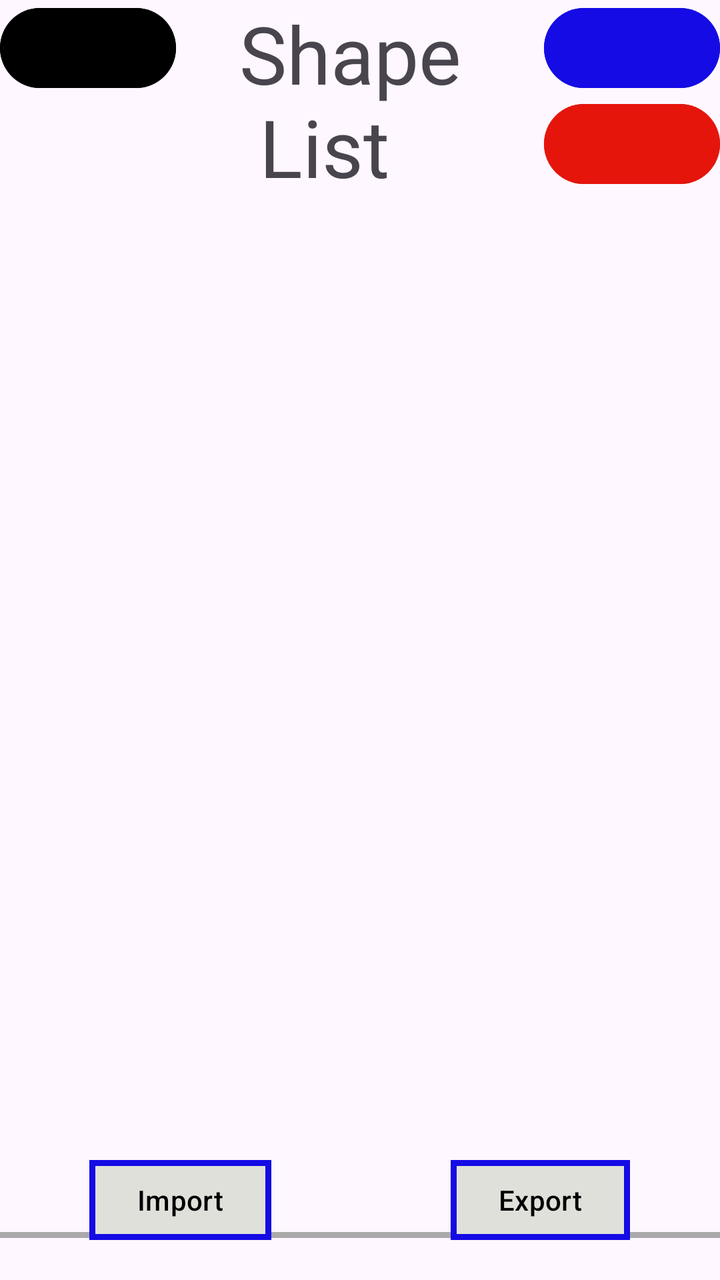
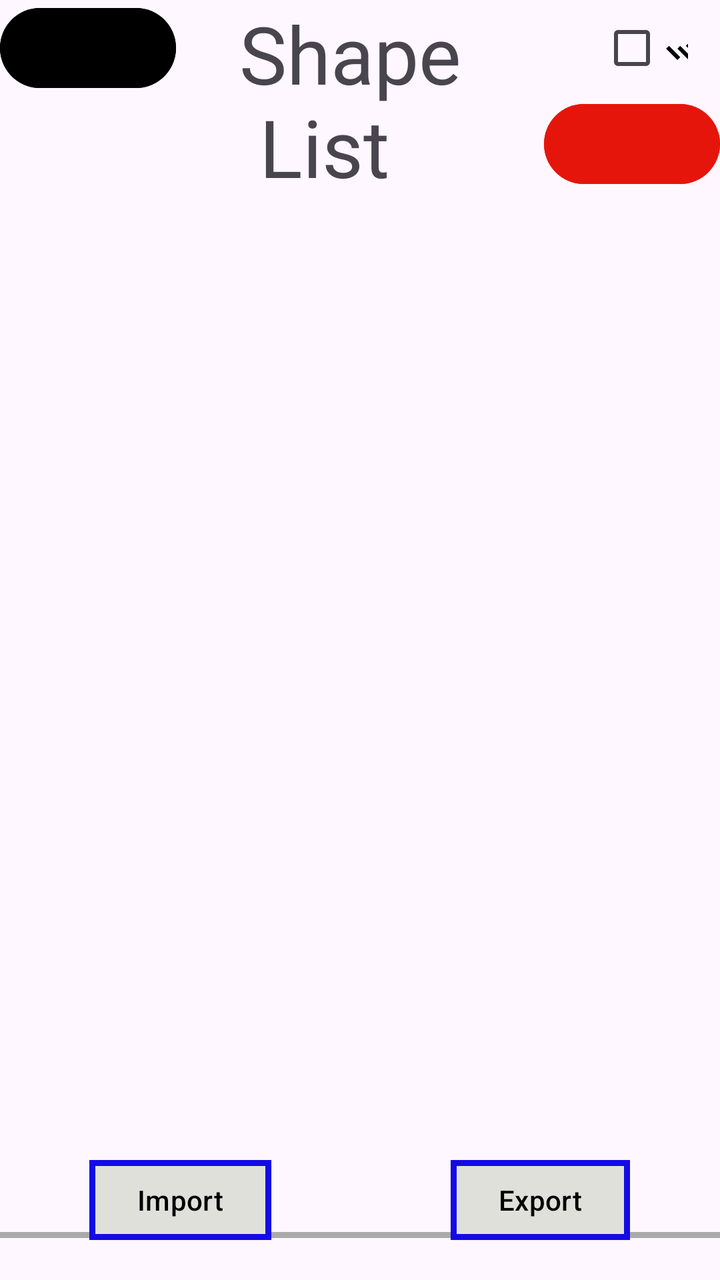

Two renders of the same Android screen: before a commit and after it. Below are the layout's source before the change and the commit's diff.
<!-- AndroidManifest.xml: application theme Theme.Euclydia -->
<!-- res/layout/list_activity.xml -->
<?xml version="1.0" encoding="utf-8"?>
<androidx.constraintlayout.widget.ConstraintLayout xmlns:android="http://schemas.android.com/apk/res/android"
    xmlns:tools="http://schemas.android.com/tools"
    android:layout_width="match_parent"
    android:layout_height="match_parent"
    xmlns:app="http://schemas.android.com/apk/res-auto">

    <TextView
        android:id="@+id/title"
        android:layout_width="wrap_content"
        android:layout_height="wrap_content"
        android:text="Shape \n List"
        android:textSize="40sp"
        app:layout_constraintEnd_toEndOf="parent"
        app:layout_constraintStart_toStartOf="parent"
        app:layout_constraintTop_toTopOf="parent"
        tools:layout_editor_absoluteY="0dp" />

    <com.google.android.material.button.MaterialButton
        android:id="@+id/back"
        android:layout_width="wrap_content"
        android:layout_height="wrap_content"
        android:backgroundTint="@color/black"
        android:drawableStart="@drawable/ic_back"
        app:layout_constraintStart_toStartOf="parent"
        app:layout_constraintTop_toTopOf="parent" />

    <com.google.android.material.button.MaterialButton
        android:id="@+id/selall"
        android:layout_width="wrap_content"
        android:layout_height="wrap_content"
        android:backgroundTint="@color/blue"
        android:drawableStart="@drawable/ic_selectall"
        app:layout_constraintEnd_toEndOf="parent"
        app:layout_constraintTop_toTopOf="parent" />

    <com.google.android.material.button.MaterialButton
        android:id="@+id/delete"
        android:layout_width="wrap_content"
        android:layout_height="wrap_content"
        android:backgroundTint="@color/red"
        android:drawableStart="@drawable/ic_delete"
        tools:layout_editor_absoluteX="323dp"
        tools:layout_editor_absoluteY="52dp"
        app:layout_constraintStart_toStartOf="@id/selall"
        app:layout_constraintEnd_toEndOf="@id/selall"
        app:layout_constraintTop_toBottomOf="@id/selall"/>

    <androidx.recyclerview.widget.RecyclerView
        android:id="@+id/list_view"
        android:layout_width="match_parent"
        android:layout_height="484dp"
        android:layout_marginTop="32dp"
        app:layout_constraintEnd_toEndOf="parent"
        app:layout_constraintHorizontal_bias="0.0"
        app:layout_constraintStart_toStartOf="parent"
        app:layout_constraintTop_toBottomOf="@id/title" />

    <View
        android:id="@+id/borderBar"
        android:layout_width="match_parent"
        android:layout_height="3dp"
        android:background="@android:color/darker_gray"
        app:layout_constraintTop_toBottomOf="@id/list_view"
        app:layout_constraintStart_toStartOf="parent"
        app:layout_constraintEnd_toEndOf="parent"/>


    <com.google.android.material.button.MaterialButton
        android:id="@+id/Import"
        android:layout_width="wrap_content"
        android:layout_height="wrap_content"
        android:layout_marginBottom="16dp"
        android:backgroundTint="@color/background"
        android:text="Import"
        android:textColor="@color/black"
        app:cornerRadius="0dp"
        app:strokeColor="@color/blue"
        app:strokeWidth="3dp"
        tools:layout_editor_absoluteX="61dp"
        app:layout_constraintBottom_toBottomOf="parent"
        app:layout_constraintStart_toStartOf="parent"
        app:layout_constraintEnd_toEndOf="@+id/center"
        />

    <com.google.android.material.button.MaterialButton
        android:id="@+id/Export"
        android:layout_width="wrap_content"
        android:layout_height="wrap_content"
        android:backgroundTint="@color/background"
        android:text="Export"
        android:textColor="@color/black"
        app:cornerRadius="0dp"
        app:strokeColor="@color/blue"
        app:strokeWidth="3dp"
        tools:layout_editor_absoluteX="266dp"
        tools:layout_editor_absoluteY="624dp"
        app:layout_constraintBottom_toBottomOf="parent"
        android:layout_marginBottom="16dp"
        app:layout_constraintEnd_toEndOf="parent"
        app:layout_constraintStart_toEndOf="@id/center"/>

    <androidx.constraintlayout.widget.Guideline android:layout_width="wrap_content"
        android:id="@+id/center"
        android:orientation="vertical"
        android:layout_height="wrap_content"
        app:layout_constraintGuide_percent=".50"/>


</androidx.constraintlayout.widget.ConstraintLayout>
<!-- resources referenced by this layout -->
<resources>
  <color name="background">#e0e0da</color>
  <color name="black">#FF000000</color>
  <color name="blue">#140be5</color>
  <color name="red">#e5150b</color>
  <!-- drawable ic_back (drawable) -->
  <vector xmlns:android="http://schemas.android.com/apk/res/android" android:autoMirrored="true" android:height="24dp" android:tint="#000000" android:viewportHeight="960" android:viewportWidth="960" android:width="24dp">
        
      <path android:fillColor="@android:color/white" android:pathData="M313,520L537,744L480,800L160,480L480,160L537,216L313,440L800,440L800,520L313,520Z"/>
      
  </vector>
  <!-- drawable ic_delete (drawable) -->
  <vector xmlns:android="http://schemas.android.com/apk/res/android"
      android:width="24dp"
      android:height="24dp"
      android:viewportWidth="960"
      android:viewportHeight="960">
    <path
        android:pathData="M280,840q-33,0 -56.5,-23.5T200,760v-520h-40v-80h200v-40h240v40h200v80h-40v520q0,33 -23.5,56.5T680,840L280,840ZM680,240L280,240v520h400v-520ZM360,680h80v-360h-80v360ZM520,680h80v-360h-80v360ZM280,240v520,-520Z"
        android:fillColor="#1f1f1f"/>
  </vector>
  <!-- drawable ic_selectall (drawable) -->
  <vector xmlns:android="http://schemas.android.com/apk/res/android" android:height="24dp" android:tint="#000000" android:viewportHeight="960" android:viewportWidth="960" android:width="24dp">
        
      <path android:fillColor="@android:color/white" android:pathData="M268,720L42,494L99,438L269,608L269,608L325,664L268,720ZM494,720L268,494L324,437L494,607L862,239L918,296L494,720ZM494,494L437,438L635,240L692,296L494,494Z"/>
      
  </vector>
  <style name="Theme.Euclydia" parent="Base.Theme.Euclydia" />
  <style name="Base.Theme.Euclydia" parent="Theme.Material3.DayNight.NoActionBar">
          
          
      </style>
</resources>

<!-- the commit's change to res/layout/list_activity.xml (unified diff, before → after) -->
@@ -25,10 +25,11 @@
         app:layout_constraintStart_toStartOf="parent"
         app:layout_constraintTop_toTopOf="parent" />
 
-    <com.google.android.material.button.MaterialButton
+    <CheckBox
         android:id="@+id/selall"
         android:layout_width="wrap_content"
         android:layout_height="wrap_content"
+        android:layout_marginEnd="16dp"
         android:backgroundTint="@color/blue"
         android:drawableStart="@drawable/ic_selectall"
         app:layout_constraintEnd_toEndOf="parent"
